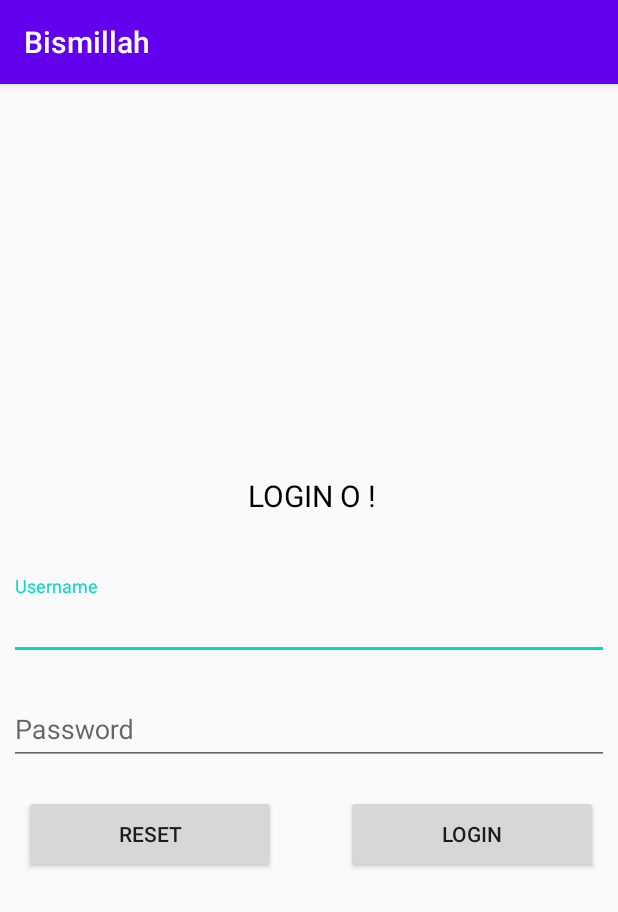
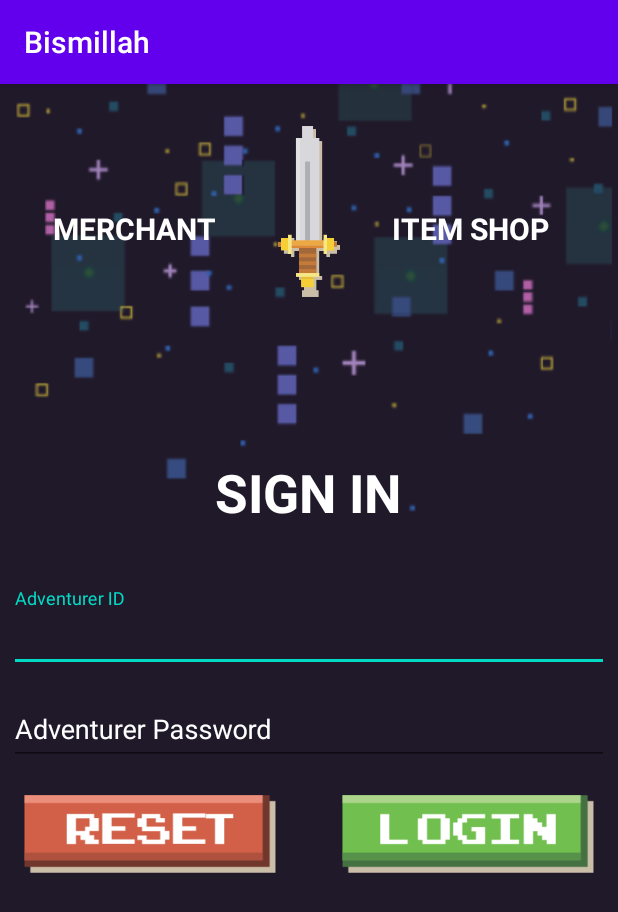
Before and after one commit to CesarDarryl/UTS_PemrogramanAndroid, an Android app: the screen it shows after launch (LoginActivity), on a phone screen of 412 x 824 dp. Shown: the top 912 px of the screen. Run offline under Robolectric (Android 15) with nearby library versions, the phone set to English and light mode, and no system bars.

Commit message:
Done UI : - LOGIN - MAIN TODO : - SO MUCH TODO !

```diff
--- a/Bismillah/app/src/main/res/layout/activity_login.xml
+++ b/Bismillah/app/src/main/res/layout/activity_login.xml
@@ -3,9 +3,10 @@
     xmlns:android="http://schemas.android.com/apk/res/android"
     xmlns:app="http://schemas.android.com/apk/res-auto"
     xmlns:tools="http://schemas.android.com/tools"
-    android:layout_width="match_parent"
-    android:layout_height="match_parent"
-    android:orientation="vertical">
+    android:layout_width="fill_parent"
+    android:layout_height="fill_parent"
+    android:orientation="vertical"
+    android:background="@drawable/login_background">
 
     <androidx.constraintlayout.widget.Guideline
         android:id="@+id/guideline2"
@@ -25,12 +26,14 @@
         android:id="@+id/text_title"
         android:layout_width="wrap_content"
         android:layout_height="wrap_content"
-        android:layout_marginStart="165dp"
-        android:layout_marginBottom="96dp"
-        android:text="LOGIN O !"
-        android:textColor="#000"
-        android:textSize="20sp"
+        android:layout_marginBottom="88dp"
+        android:text="SIGN IN"
+        android:textColor="#FFFFFF"
+        android:textSize="35sp"
+        android:textStyle="bold"
         app:layout_constraintBottom_toTopOf="@+id/guideline2"
+        app:layout_constraintEnd_toEndOf="parent"
+        app:layout_constraintHorizontal_bias="0.498"
         app:layout_constraintStart_toStartOf="parent" />
 
     <com.google.android.material.textfield.TextInputLayout
@@ -40,6 +43,7 @@
         android:layout_marginStart="10dp"
         android:layout_marginTop="40dp"
         android:layout_marginEnd="10dp"
+        android:textColorHint="#FFFFFF"
         app:layout_constraintEnd_toEndOf="parent"
         app:layout_constraintStart_toStartOf="parent"
         app:layout_constraintTop_toBottomOf="@+id/text_title">
@@ -48,7 +52,9 @@
         android:id="@+id/input_username"
         android:layout_width="match_parent"
         android:layout_height="wrap_content"
-        android:hint="Username" />
+        android:hint="Adventurer ID"
+        android:textColorHint="#FFFFFF"
+        android:textColor="#FFFFFF"/>
     </com.google.android.material.textfield.TextInputLayout>
 
     <com.google.android.material.textfield.TextInputLayout
@@ -58,6 +64,7 @@
         android:layout_marginStart="1dp"
         android:layout_marginTop="14dp"
         android:layout_marginEnd="1dp"
+        android:textColorHint="#FFFFFF"
         app:layout_constraintEnd_toEndOf="parent"
         app:layout_constraintStart_toStartOf="parent"
         app:layout_constraintTop_toTopOf="@+id/guideline2">
@@ -66,7 +73,9 @@
             android:id="@+id/input_password"
             android:layout_width="match_parent"
             android:layout_height="wrap_content"
-            android:hint="Password" />
+            android:hint="Adventurer Password"
+            android:textColorHint="#FFFFFF"
+            android:textColor="#FFFFFF"/>
     </com.google.android.material.textfield.TextInputLayout>
 
     <Button
@@ -75,7 +84,7 @@
         android:layout_height="52dp"
         android:layout_marginStart="16dp"
         android:layout_marginTop="20dp"
-        android:text="Reset"
+        android:background="@drawable/reset"
         android:onClick="handleReset"
         app:layout_constraintStart_toStartOf="parent"
         app:layout_constraintTop_toBottomOf="@+id/layout_password" />
@@ -85,10 +94,50 @@
         android:layout_width="168dp"
         android:layout_height="52dp"
         android:layout_marginTop="20dp"
-        android:layout_marginEnd="13dp"
-        android:text="Login"
+        android:layout_marginEnd="16dp"
+        android:background="@drawable/login"
         android:onClick="handleLogin"
         app:layout_constraintEnd_toEndOf="parent"
         app:layout_constraintTop_toBottomOf="@+id/layout_password" />
 
+    <ImageView
+        android:id="@+id/imageView"
+        android:layout_width="48dp"
+        android:layout_height="114dp"
+        android:layout_marginTop="28dp"
+        app:layout_constraintEnd_toEndOf="parent"
+        app:layout_constraintStart_toStartOf="parent"
+        app:layout_constraintTop_toTopOf="parent"
+        app:srcCompat="@drawable/sword" />
+
+    <TextView
+        android:id="@+id/textView1"
+        android:layout_width="wrap_content"
+        android:layout_height="wrap_content"
+        android:text="ITEM SHOP"
+        android:textColor="#FFFFFF"
+        android:textSize="20sp"
+        android:textStyle="bold"
+        app:layout_constraintBottom_toBottomOf="@+id/imageView"
+        app:layout_constraintEnd_toEndOf="parent"
+        app:layout_constraintHorizontal_bias="0.406"
+        app:layout_constraintStart_toEndOf="@+id/imageView"
+        app:layout_constraintTop_toTopOf="@+id/imageView"
+        app:layout_constraintVertical_bias="0.63" />
+
+    <TextView
+        android:id="@+id/textView"
+        android:layout_width="wrap_content"
+        android:layout_height="wrap_content"
+        android:text="MERCHANT"
+        android:textSize="20sp"
+        android:textStyle="bold"
+        android:textColor="#FFFFFF"
+        app:layout_constraintBottom_toBottomOf="@+id/imageView"
+        app:layout_constraintEnd_toStartOf="@+id/imageView"
+        app:layout_constraintHorizontal_bias="0.481"
+        app:layout_constraintStart_toStartOf="parent"
+        app:layout_constraintTop_toTopOf="@+id/imageView"
+        app:layout_constraintVertical_bias="0.63" />
+
 </androidx.constraintlayout.widget.ConstraintLayout>
```
Also changed, not shown: Bismillah/app/src/main/res/layout/content_main.xml (+41 -29 lines), Bismillah/app/src/main/res/drawable/buy.png (added), Bismillah/app/src/main/res/drawable/daging.png (added), Bismillah/app/src/main/res/drawable/gun.png (added), Bismillah/app/src/main/res/drawable/heal.png (added), Bismillah/app/src/main/res/drawable/login.png (added), Bismillah/app/src/main/res/drawable/login_background.png (added), Bismillah/app/src/main/res/drawable/login_background_pt2.png (added), Bismillah/app/src/main/res/drawable/mysteri.png (added), Bismillah/app/src/main/res/drawable/reset.png (added), Bismillah/app/src/main/res/drawable/shield.png (added), Bismillah/app/src/main/res/drawable/sword.png (added).
